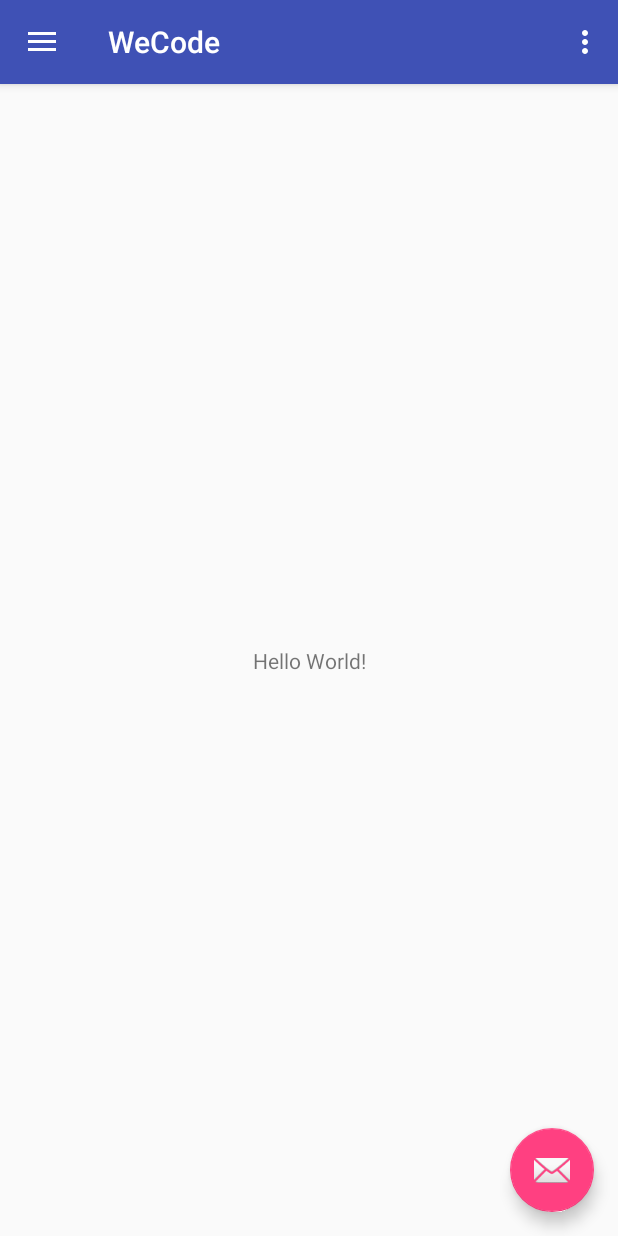
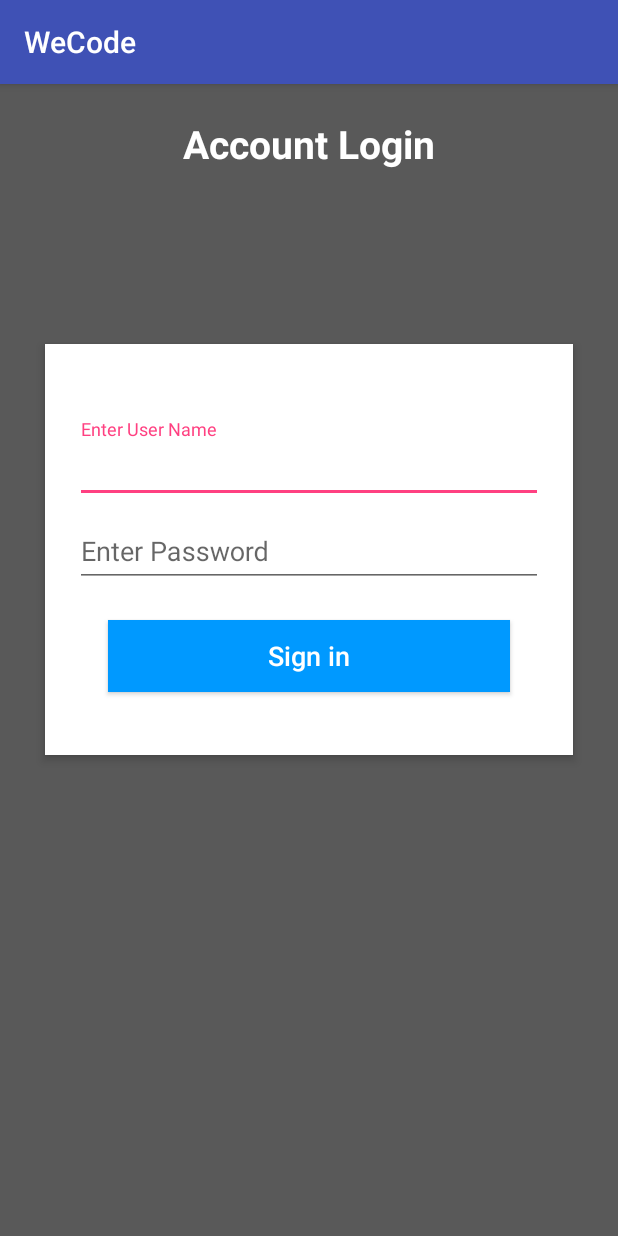
Before and after one commit to soumyasiri/WeCodeHackathon, an Android app: the screen it shows after launch (MainActivity before the commit, LoginFragment after it), after a tap on "Login", on a phone screen of 412 x 824 dp. Run offline under Robolectric (Android 15) with nearby library versions, the phone set to English and light mode, and no system bars; 2 other taps on this screen came first.

Commit message:
Enabled the login activity functionality

```diff
--- a/app/src/main/AndroidManifest.xml
+++ b/app/src/main/AndroidManifest.xml
@@ -19,6 +19,9 @@
                 <category android:name="android.intent.category.LAUNCHER" />
             </intent-filter>
         </activity>
+
+        <activity android:name=".activities.LoginFragment"/>
+        <activity android:name=".activities.SignupActivity"/>
     </application>
 
 </manifest>
--- a/app/src/main/java/info/wecode/MainActivity.java
+++ b/app/src/main/java/info/wecode/MainActivity.java
@@ -1,9 +1,7 @@
 package info.wecode;
 
+import android.content.Intent;
 import android.os.Bundle;
-import android.support.design.widget.FloatingActionButton;
-import android.support.design.widget.Snackbar;
-import android.view.View;
 import android.support.design.widget.NavigationView;
 import android.support.v4.view.GravityCompat;
 import android.support.v4.widget.DrawerLayout;
@@ -13,8 +11,16 @@ import android.support.v7.widget.Toolbar;
 import android.view.Menu;
 import android.view.MenuItem;
 
+import info.wecode.activities.LoginFragment;
+import info.wecode.database.UserDatabase;
+
 public class MainActivity extends AppCompatActivity
         implements NavigationView.OnNavigationItemSelectedListener {
+
+   // protected FrameLayout mFrameLayout;
+
+    public static String mTitle = AppConstants.USER_TITLE_DONOR;
+    public static boolean mLoginFlag = false;
 
     @Override
     protected void onCreate(Bundle savedInstanceState) {
@@ -22,15 +28,27 @@ public class MainActivity extends AppCompatActivity
         setContentView(R.layout.activity_main);
         Toolbar toolbar = (Toolbar) findViewById(R.id.toolbar);
         setSupportActionBar(toolbar);
+        UserDatabase.fillUsers();
 
-        FloatingActionButton fab = (FloatingActionButton) findViewById(R.id.fab);
-        fab.setOnClickListener(new View.OnClickListener() {
-            @Override
-            public void onClick(View view) {
-                Snackbar.make(view, "Replace with your own action", Snackbar.LENGTH_LONG)
-                        .setAction("Action", null).show();
-            }
-        });
+        Intent intent = getIntent();
+        if (null != intent) { //Null Checking
+            mTitle = intent.getStringExtra(AppConstants.USER_TITLE);
+            mLoginFlag = intent.getBooleanExtra(AppConstants.LOGIN_FLAG, false);
+        } else {
+            mTitle = AppConstants.USER_TITLE_DONOR;
+            mLoginFlag = false;
+        }
+
+        //mFrameLayout = (FrameLayout)findViewById(R.id.content_frame);
+
+       // FloatingActionButton fab = (FloatingActionButton) findViewById(R.id.fab);
+//        fab.setOnClickListener(new View.OnClickListener() {
+//            @Override
+//            public void onClick(View view) {
+//                Snackbar.make(view, "Replace with your own action", Snackbar.LENGTH_LONG)
+//                        .setAction("Action", null).show();
+//            }
+//        });
 
         DrawerLayout drawer = (DrawerLayout) findViewById(R.id.drawer_layout);
         ActionBarDrawerToggle toggle = new ActionBarDrawerToggle(
@@ -39,6 +57,21 @@ public class MainActivity extends AppCompatActivity
         toggle.syncState();
 
         NavigationView navigationView = (NavigationView) findViewById(R.id.nav_view);
+        if (mTitle != null && mTitle.equals(AppConstants.USER_TITLE_ADMIN)) {
+            navigationView.inflateMenu(R.menu.activity_admin_drawer);
+        } else if (mTitle != null && mTitle.equals(AppConstants.USER_TITLE_DONOR)) {
+            navigationView.inflateMenu(R.menu.activity_donor_drawer);
+        }
+        if (mLoginFlag) {
+            Menu menu = navigationView.getMenu();
+
+            // find MenuItem you want to change
+            MenuItem nav_camara = menu.findItem(R.id.nav_login);
+
+            // set new title to the MenuItem
+            nav_camara.setTitle("Account");
+        }
+
         navigationView.setNavigationItemSelectedListener(this);
     }
 
@@ -81,9 +114,10 @@ public class MainActivity extends AppCompatActivity
         int id = item.getItemId();
 
         if (id == R.id.nav_login) {
-            // Handle the camera action
+            Intent loginActivityIntent = new Intent(MainActivity.this, LoginFragment.class);
+            startActivity(loginActivityIntent);
         } else if (id == R.id.nav_donor_form) {
-
+          //  startActivity(new Intent(this, Item1Activity.class));
         } else if (id == R.id.nav_status) {
 
         } else if (id == R.id.nav_faq) {
--- a/app/src/main/java/info/wecode/activities/LoginActivity.java
+++ b/app/src/main/java/info/wecode/activities/LoginFragment.java
@@ -1,18 +1,19 @@
 package info.wecode.activities;
 
-import android.app.Activity;
 import android.content.Intent;
 import android.os.Bundle;
+import android.support.v7.app.AppCompatActivity;
 import android.view.View;
 import android.widget.Button;
 import android.widget.EditText;
 import android.widget.Toast;
 
+import info.wecode.AppConstants;
 import info.wecode.MainActivity;
 import info.wecode.R;
 import info.wecode.database.UserDatabase;
 
-public class LoginActivity extends Activity {
+public class LoginFragment extends AppCompatActivity {
 
     EditText userNameET;
     EditText passwordET;
@@ -22,6 +23,7 @@ public class LoginActivity extends Activity {
     protected void onCreate(Bundle savedInstanceState) {
         super.onCreate(savedInstanceState);
         setContentView(R.layout.activity_login);
+       // getLayoutInflater().inflate(R.layout.activity_main, mFrameLayout);
         userNameET = (EditText) findViewById(R.id.loginUserNameET);
         passwordET = (EditText) findViewById(R.id.loginPasswordET);
         loginBtn = (Button) findViewById(R.id.loginBtn);
@@ -46,9 +48,9 @@ public class LoginActivity extends Activity {
                         On successful login, user is redirected to MainActivity
                          */
                         Bundle bundle = new Bundle();
-                        bundle.putBoolean("login", true);
+                        bundle.putBoolean(AppConstants.LOGIN_FLAG, true);
                         Toast.makeText(getApplicationContext(), "Login Successful", Toast.LENGTH_LONG).show();
-                        Intent mainActivityIntent = new Intent(LoginActivity.this, MainActivity.class);
+                        Intent mainActivityIntent = new Intent(LoginFragment.this, MainActivity.class);
                         mainActivityIntent.putExtras(bundle);
                         startActivity(mainActivityIntent);
                         finish();
--- a/app/src/main/java/info/wecode/activities/SignupActivity.java
+++ b/app/src/main/java/info/wecode/activities/SignupActivity.java
@@ -4,6 +4,7 @@ import android.app.Activity;
 import android.content.Context;
 import android.content.Intent;
 import android.os.Bundle;
+import android.support.v7.app.AppCompatActivity;
 import android.view.View;
 import android.widget.Button;
 import android.widget.EditText;
@@ -12,7 +13,7 @@ import android.widget.Toast;
 import info.wecode.R;
 import info.wecode.database.UserDatabase;
 
-public class SignupActivity extends Activity {
+public class SignupActivity extends AppCompatActivity {
 
     /**
      * This activity will help the donar user to do registration, user is asked to enter username, password and confirm password.
@@ -29,6 +30,7 @@ public class SignupActivity extends Activity {
         protected void onCreate(Bundle savedInstanceState) {
             super.onCreate(savedInstanceState);
             setContentView(R.layout.activity_signup);
+          //  getLayoutInflater().inflate(R.layout.activity_main, mFrameLayout);
             userNameET = (EditText) findViewById(R.id.usernameET);
             passwordET = (EditText) findViewById(R.id.passwordET);
             confirmpasswordET = (EditText) findViewById(R.id.confirmpasswordET);
@@ -52,7 +54,7 @@ public class SignupActivity extends Activity {
                     /*
                     On successful registration, user is redirected to login activity
                      */
-                        Intent mainActivityIntent = new Intent(SignupActivity.this, LoginActivity.class);
+                        Intent mainActivityIntent = new Intent(SignupActivity.this, LoginFragment.class);
                         startActivity(mainActivityIntent);
                         finish();
                     }
```
Also changed, not shown: app/src/main/java/info/wecode/AppConstants.java (added, +9 -0 lines).
